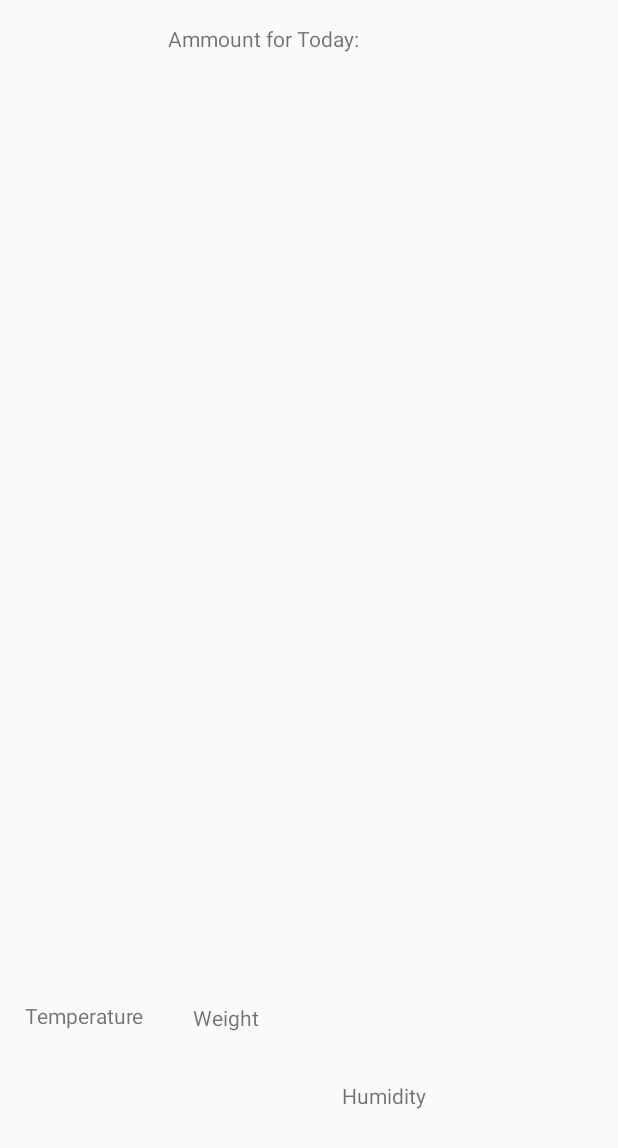
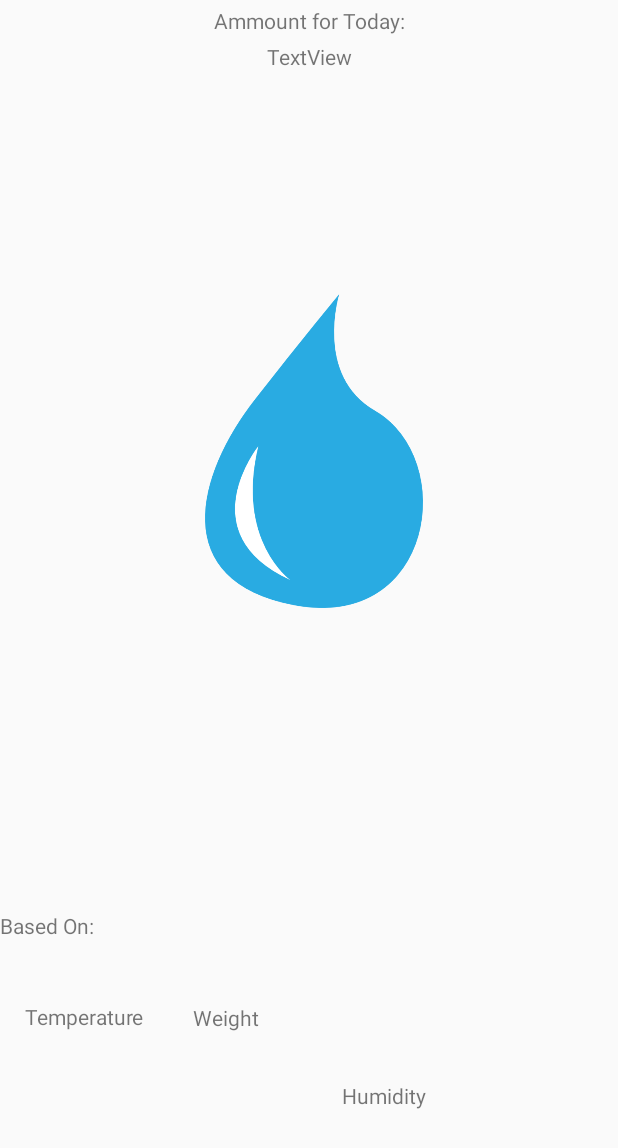
Before and after one commit to tiagocardoso95/4Fitness, an Android app: the layout content_hidration2.xml on its own in the app's theme, with its tools: preview values and no code run, on a phone screen of 412 x 824 dp. Shown: the top 1148 px of the screen. Run offline under Robolectric (Android 15) with nearby library versions, the phone set to English and light mode, and no system bars.

Commit message:
Work on Hidration Manager

```diff
--- a/CMProject/app/src/main/java/com/example/tcard/cmproject/SignUpActivity.java
+++ b/CMProject/app/src/main/java/com/example/tcard/cmproject/SignUpActivity.java
@@ -235,11 +235,7 @@ public class SignUpActivity extends AppCompatActivity {
                         if(task.isSuccessful()){
                             //user account created successfully
                             showMessage("Account created!");
-                            changeToHomePage();
-
-
                             /*Create stats*/
-
                             FirebaseUser user = FirebaseAuth.getInstance().getCurrentUser();
                             String ID = null;
                             ID = user.getUid();
@@ -247,7 +243,7 @@ public class SignUpActivity extends AppCompatActivity {
                             UserStats stats = new UserStats(0.0f,0.0f,"Undefined",ID);
                             DB.getInstance().getUserStatsTable().child(ID).setValue(stats);
 
-
+                            changeToHomePage();
                         }else{
                             showMessage(task.getException().getMessage());
                             signUpEmailButton.setVisibility(View.VISIBLE);
--- a/CMProject/app/src/main/res/layout/content_hidration2.xml
+++ b/CMProject/app/src/main/res/layout/content_hidration2.xml
@@ -9,9 +9,9 @@
     tools:showIn="@layout/activity_hidration">
 
     <TextView
-        android:id="@+id/temperatureString"
+        android:id="@+id/temperatureT"
         android:layout_width="wrap_content"
-        android:layout_height="20dp"
+        android:layout_height="wrap_content"
         android:layout_marginStart="8dp"
         android:layout_marginTop="8dp"
         android:layout_marginEnd="8dp"
@@ -54,13 +54,56 @@
         tools:text="@string/HumidityString" />
 
     <TextView
+        android:id="@+id/ee"
+        android:layout_width="wrap_content"
+        android:layout_height="wrap_content"
+        android:layout_marginStart="8dp"
+        android:layout_marginTop="4dp"
+        android:layout_marginEnd="8dp"
+        android:text="@string/waterIntake"
+        app:layout_constraintEnd_toEndOf="parent"
+        app:layout_constraintStart_toStartOf="parent"
+        app:layout_constraintTop_toTopOf="parent"
+        tools:text="@string/waterIntake" />
+
+    <TextView
+        android:id="@+id/textView2"
+        android:layout_width="wrap_content"
+        android:layout_height="wrap_content"
+        android:layout_marginTop="8dp"
+        android:layout_marginBottom="8dp"
+        android:text="@string/based"
+        app:layout_constraintBottom_toBottomOf="parent"
+        app:layout_constraintStart_toStartOf="parent"
+        app:layout_constraintTop_toTopOf="parent"
+        app:layout_constraintVertical_bias="0.76"
+        tools:text="@string/based" />
+
+    <TextView
         android:id="@+id/ammountT"
         android:layout_width="wrap_content"
         android:layout_height="wrap_content"
-        android:layout_marginStart="112dp"
-        android:layout_marginTop="16dp"
-        android:text="@string/waterIntake"
+        android:layout_marginStart="8dp"
+        android:layout_marginTop="28dp"
+        android:layout_marginEnd="8dp"
+        android:text="TextView"
+        app:layout_constraintEnd_toEndOf="parent"
+        app:layout_constraintStart_toStartOf="parent"
+        app:layout_constraintTop_toTopOf="parent" />
+
+    <ImageView
+        android:id="@+id/dropImg"
+        android:layout_width="145dp"
+        android:layout_height="229dp"
+        android:layout_marginStart="8dp"
+        android:layout_marginTop="8dp"
+        android:layout_marginEnd="8dp"
+        android:layout_marginBottom="8dp"
+        app:layout_constraintBottom_toBottomOf="parent"
+        app:layout_constraintEnd_toEndOf="parent"
+        app:layout_constraintHorizontal_bias="0.512"
         app:layout_constraintStart_toStartOf="parent"
         app:layout_constraintTop_toTopOf="parent"
-        tools:text="@string/waterIntake" />
+        app:layout_constraintVertical_bias="0.308"
+        app:srcCompat="@drawable/droplet" />
 </android.support.constraint.ConstraintLayout>
--- a/CMProject/app/src/main/res/values/strings.xml
+++ b/CMProject/app/src/main/res/values/strings.xml
@@ -28,5 +28,6 @@
     <string name="weightStringH">Weight</string>
     <string name="HumidityString">Humidity</string>
     <string name="waterIntake">Ammount for Today:</string>
+    <string name="based">Based On:</string>
 
 </resources>
```
Also changed, not shown: CMProject/app/src/main/java/com/example/tcard/cmproject/HomeActivity.java (+28 -1 lines), CMProject/app/src/main/java/com/example/tcard/cmproject/Hydration/HydrationActivity.java (+60 -5 lines), CMProject/app/src/main/java/com/example/tcard/cmproject/SignInActivity.java (+0 -15 lines), CMProject/app/src/main/res/drawable/droplet.png (added).
